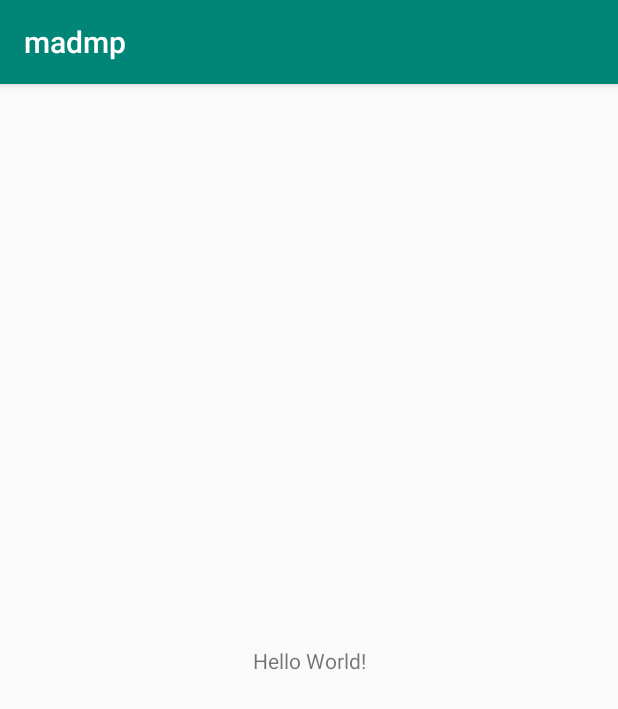
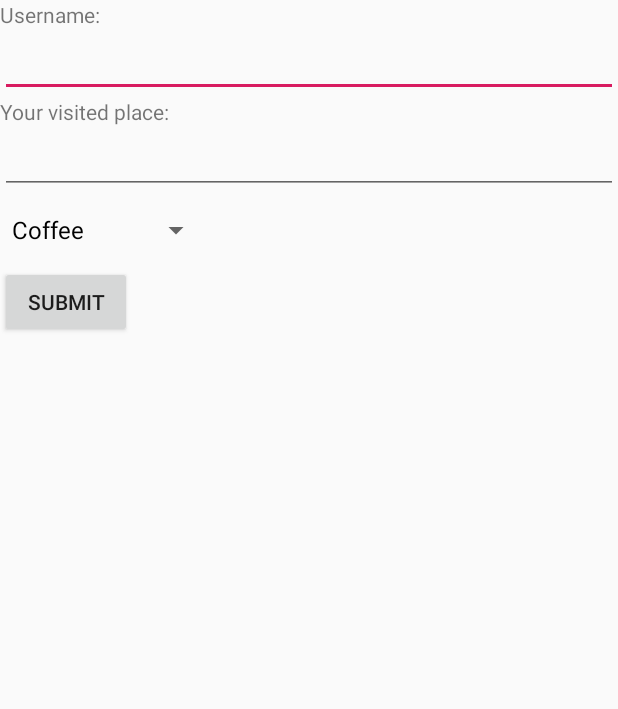
Before and after one commit to Sohan2infoSec/mobile_app_lab, an Android app: the screen it shows after launch (MainActivity before the commit, DetailPageActivity after it), on a phone screen of 412 x 824 dp. Shown: the top 709 px of the screen. Run offline under Robolectric (Android 15) with nearby library versions, the phone set to English and light mode, and no system bars.

Commit message:
Add Username, Placename and a funny Spinner

```diff
--- a/madmp/app/src/main/AndroidManifest.xml
+++ b/madmp/app/src/main/AndroidManifest.xml
@@ -12,13 +12,15 @@
         android:roundIcon="@mipmap/ic_launcher_round"
         android:supportsRtl="true"
         android:theme="@style/AppTheme">
-        <activity android:name=".MainActivity">
+        <activity android:name=".DetailPageActivity">
             <intent-filter>
                 <action android:name="android.intent.action.MAIN" />
 
                 <category android:name="android.intent.category.LAUNCHER" />
             </intent-filter>
         </activity>
+
+        <activity android:name=".DetailPageDisplay" />
+
     </application>
-
 </manifest>
--- /dev/null
+++ b/madmp/app/src/main/java/com/example/madmp/DetailPageActivity.java
@@ -0,0 +1,62 @@
+package com.example.madmp;
+
+import android.app.Activity;
+import android.content.Intent;
+import android.os.Bundle;
+import android.widget.*;
+import android.view.View;
+import android.view.View.OnClickListener;
+
+public class DetailPageActivity extends Activity {
+    private EditText username;
+    private EditText placename;
+    private Spinner foodtype_spinner;
+    private Button submit_btn;
+    //private Button submit_btn;
+
+    @Override
+    public void onCreate(Bundle savedInstanceState) {
+        super.onCreate(savedInstanceState);
+        setContentView(R.layout.detail_page);
+
+        displaySpinner();
+
+        submitForm();
+    }
+
+    public void displaySpinner() {
+        foodtype_spinner = (Spinner) findViewById(R.id.foodtype_spinner);
+        String[] foodtypes= getResources().getStringArray(R.array.foodtype_arrays);
+        ArrayAdapter<String> foodtype_spinner_adapter = new ArrayAdapter<String>(this, android.R.layout.simple_spinner_dropdown_item, foodtypes);
+        foodtype_spinner.setAdapter(foodtype_spinner_adapter);
+    }
+
+    public void submitForm() {
+        submit_btn = (Button) findViewById(R.id.detail_submit);
+        submit_btn.setOnClickListener(new View.OnClickListener() {
+            public void onClick(View view) {
+                handleButtonClick();
+            }
+        });
+    }
+
+    private void handleButtonClick() {
+        username = findViewById(R.id.username);
+        placename = findViewById(R.id.placename);
+
+
+        String usr = username.getText().toString();
+        String plc = placename.getText().toString();
+        String foodtype_text = foodtype_spinner.getSelectedItem().toString();
+
+        System.out.println("---+User " + usr);
+        System.out.println("---+Place " + plc);
+        System.out.println("---+Place " + foodtype_text);
+
+        Intent i = new Intent(this, DetailPageDisplay.class);
+        i.putExtra("username", usr);
+        i.putExtra("placename", plc);
+        i.putExtra("foodtype", foodtype_text);
+        startActivity(i);
+    }
+}
--- a/madmp/app/src/main/java/com/example/madmp/MainActivity.java
+++ b/madmp/app/src/main/java/com/example/madmp/MainActivity.java
@@ -9,6 +9,6 @@ public class MainActivity extends AppCompatActivity {
     @Override
     protected void onCreate(Bundle savedInstanceState) {
         super.onCreate(savedInstanceState);
-        setContentView(R.layout.activity_main);
+        setContentView(R.layout.detail_page);
     }
 }
--- /dev/null
+++ b/madmp/app/src/main/res/layout/detail_page.xml
@@ -0,0 +1,44 @@
+<?xml version="1.0" encoding="utf-8"?>
+<LinearLayout xmlns:android="http://schemas.android.com/apk/res/android"
+    android:orientation="vertical" android:layout_width="match_parent"
+    android:layout_height="match_parent">
+
+    <TextView android:layout_width="wrap_content"
+        android:layout_height="wrap_content"
+        android:text="@string/username"
+        />
+
+    <EditText android:id="@+id/username"
+        android:inputType="textNoSuggestions"
+        android:layout_width="fill_parent"
+        android:layout_height="wrap_content"
+        />
+
+    <TextView android:layout_width="wrap_content"
+        android:layout_height="wrap_content"
+        android:text="@string/placename"
+        />
+
+    <EditText android:id="@+id/placename"
+        android:inputType="textNoSuggestions"
+        android:layout_width="fill_parent"
+        android:layout_height="wrap_content"
+        />
+
+    <Spinner android:id="@+id/foodtype_spinner"
+        android:layout_width="wrap_content"
+        android:layout_height="wrap_content"
+        android:spinnerMode="dialog"
+        android:entries="@array/foodtype_arrays"
+        android:prompt="@string/foodtype_prompt"
+        />
+
+
+
+    <Button
+        android:id="@+id/detail_submit"
+        android:layout_width="wrap_content"
+        android:layout_height="wrap_content"
+        android:text="Submit" />
+
+</LinearLayout>
--- a/madmp/app/src/main/res/values/strings.xml
+++ b/madmp/app/src/main/res/values/strings.xml
@@ -1,3 +1,15 @@
 <resources>
     <string name="app_name">madmp</string>
+    <string name="placename">Your visited place:</string>
+    <string name="username">Username:</string>
+
+    <!--Spinner foodtype-->
+    <string name="foodtype_prompt">Type of establishment</string>
+    <string-array name="foodtype_arrays">
+        <item>Coffee</item>
+        <item>Restaurant</item>
+        <item>Bar</item>
+    </string-array>
+
+
 </resources>
```
Also changed, not shown: madmp/app/src/main/java/com/example/madmp/DetailPageDisplay.java (added, +33 -0 lines), madmp/app/src/main/res/layout/detail_display.xml (added, +21 -0 lines).
